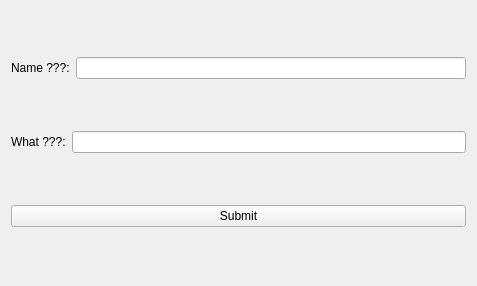
The window that qtDesignForm/lazyapp.ui (anhembedded/RsLazyApp) describes before a commit, drawn with Qt 5.
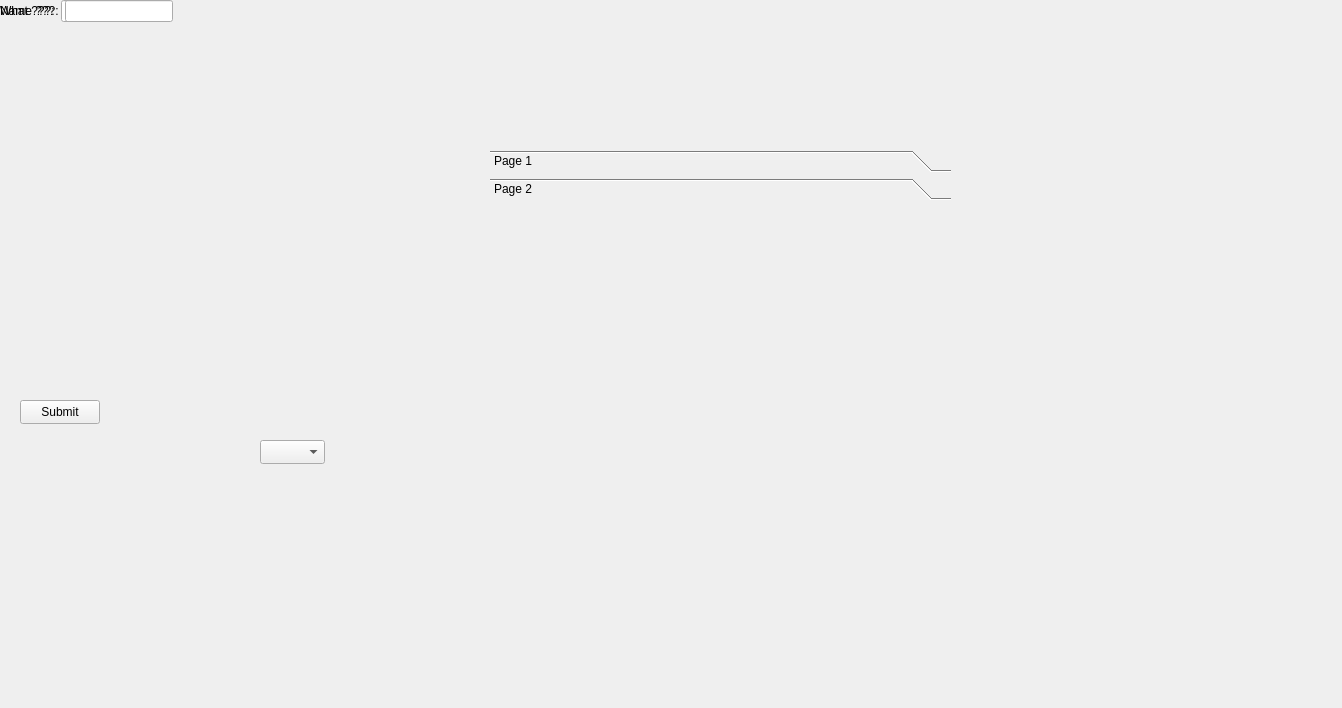
The same window after the commit. Icons and pictures are not drawn.

Commit message: test ui Auto gen

```diff
--- a/qtDesignForm/lazyapp.ui
+++ b/qtDesignForm/lazyapp.ui
@@ -6,53 +6,106 @@
    <rect>
     <x>0</x>
     <y>0</y>
-    <width>477</width>
-    <height>286</height>
+    <width>1342</width>
+    <height>708</height>
    </rect>
   </property>
   <property name="windowTitle">
    <string>Form</string>
   </property>
-  <layout class="QVBoxLayout" name="verticalLayout">
-   <item>
-    <layout class="QHBoxLayout" name="horizontalLayout">
-     <item>
-      <widget class="QLabel" name="labelName">
-       <property name="text">
-        <string>Name ???:</string>
-       </property>
-      </widget>
-     </item>
-     <item>
-      <widget class="QLineEdit" name="lineEditName"/>
-     </item>
-    </layout>
-   </item>
-   <item>
-    <layout class="QHBoxLayout" name="horizontalLayout_2">
-     <item>
-      <widget class="QLabel" name="labelWhat">
-       <property name="text">
-        <string>What ???:</string>
-       </property>
-      </widget>
-     </item>
-     <item>
-      <widget class="QLineEdit" name="lineEditWhat"/>
-     </item>
-    </layout>
-   </item>
-   <item>
-    <widget class="QPushButton" name="pushButton">
-     <property name="text">
-      <string>Submit</string>
-     </property>
-     <property name="icon">
-      <iconset theme="call-stop"/>
-     </property>
-    </widget>
-   </item>
-  </layout>
+  <widget class="QPushButton" name="pushButton">
+   <property name="geometry">
+    <rect>
+     <x>20</x>
+     <y>400</y>
+     <width>80</width>
+     <height>24</height>
+    </rect>
+   </property>
+   <property name="text">
+    <string>Submit</string>
+   </property>
+   <property name="icon">
+    <iconset theme="call-stop"/>
+   </property>
+  </widget>
+  <widget class="QWidget" name="">
+   <layout class="QHBoxLayout" name="horizontalLayout_2">
+    <item>
+     <widget class="QLabel" name="labelWhat">
+      <property name="text">
+       <string>What ???:</string>
+      </property>
+     </widget>
+    </item>
+    <item>
+     <widget class="QLineEdit" name="lineEditWhat"/>
+    </item>
+   </layout>
+  </widget>
+  <widget class="QWidget" name="">
+   <layout class="QHBoxLayout" name="horizontalLayout">
+    <item>
+     <widget class="QLabel" name="labelName">
+      <property name="text">
+       <string>Name ???:</string>
+      </property>
+     </widget>
+    </item>
+    <item>
+     <widget class="QLineEdit" name="lineEditName"/>
+    </item>
+   </layout>
+  </widget>
+  <widget class="QToolBox" name="toolBox">
+   <property name="geometry">
+    <rect>
+     <x>490</x>
+     <y>150</y>
+     <width>461</width>
+     <height>128</height>
+    </rect>
+   </property>
+   <property name="currentIndex">
+    <number>1</number>
+   </property>
+   <widget class="QWidget" name="page">
+    <property name="geometry">
+     <rect>
+      <x>0</x>
+      <y>0</y>
+      <width>461</width>
+      <height>68</height>
+     </rect>
+    </property>
+    <attribute name="label">
+     <string>Page 1</string>
+    </attribute>
+   </widget>
+   <widget class="QWidget" name="page_2">
+    <property name="geometry">
+     <rect>
+      <x>0</x>
+      <y>0</y>
+      <width>461</width>
+      <height>68</height>
+     </rect>
+    </property>
+    <attribute name="label">
+     <string>Page 2</string>
+    </attribute>
+   </widget>
+  </widget>
+  <widget class="QComboBox" name="comboBox">
+   <property name="geometry">
+    <rect>
+     <x>260</x>
+     <y>440</y>
+     <width>65</width>
+     <height>24</height>
+    </rect>
+   </property>
+  </widget>
  </widget>
  <resources/>
  <connections/>
```
Left out of the diff: 4 changed lines with no effect on the pictures. The commit also changes 5 other files.
